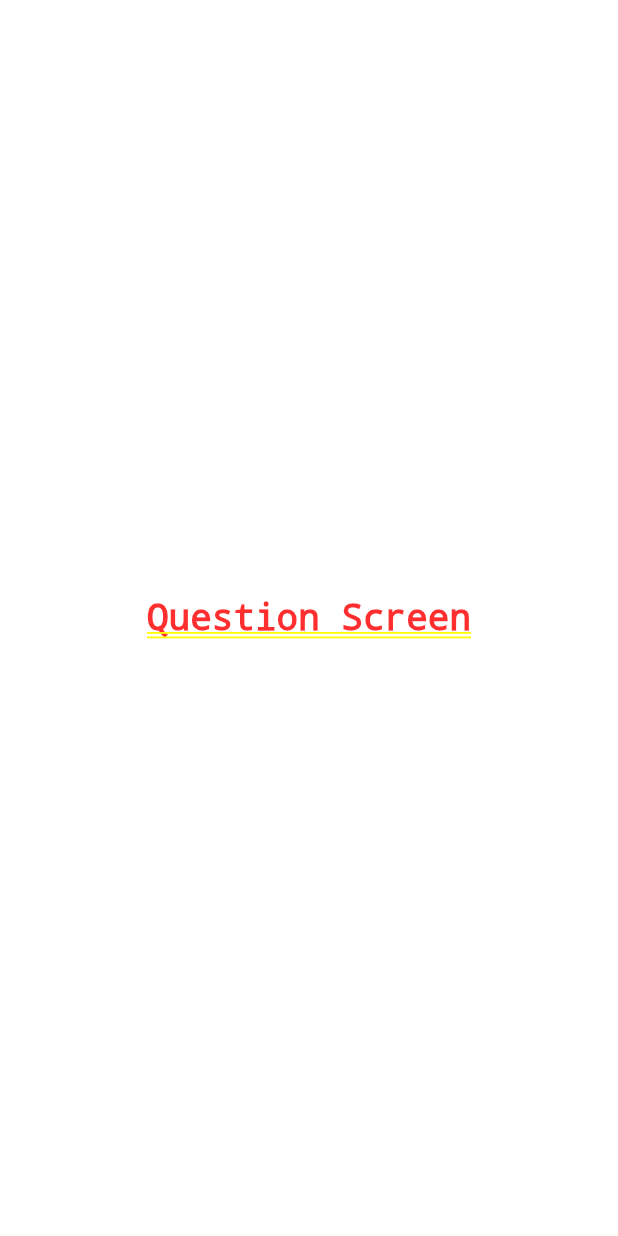
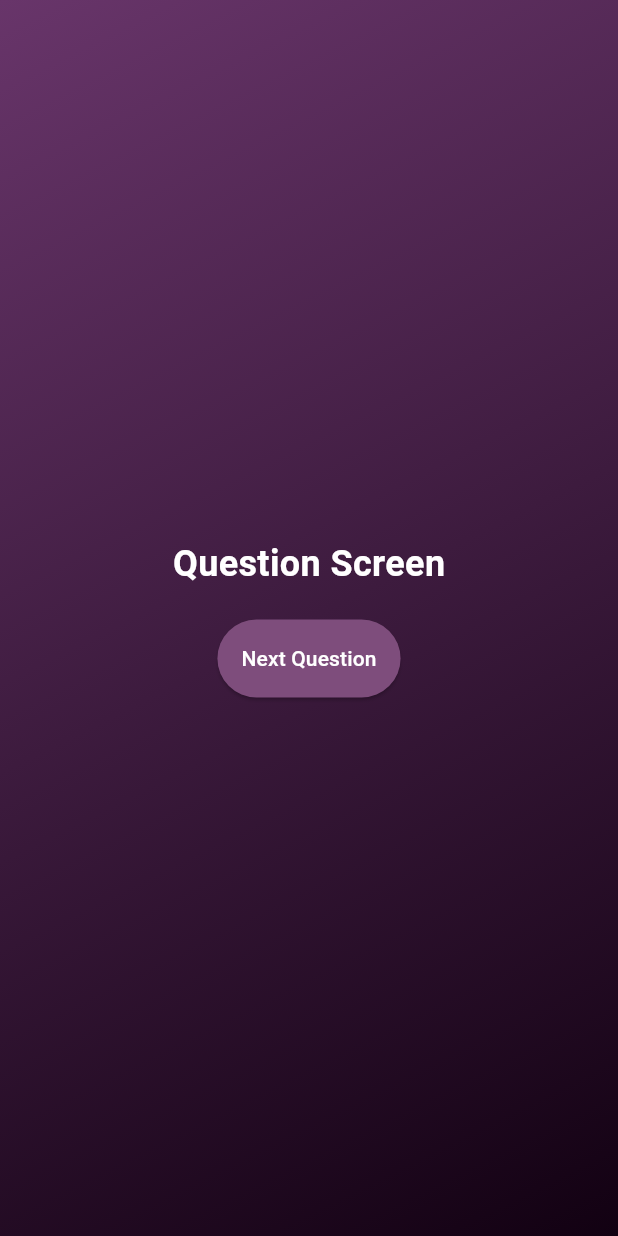
Before and after one commit to sunny001bansal/flutter_quiz_app, a Flutter app: the screen it shows after launch, after a tap on "Get Started", on a phone screen of 412 x 824 dp. Run offline on Flutter 3.47's test engine with Material 3 defaults, Android fonts, the phone set to English and light mode, and no system bars.

Commit message:
Added dummy questions and updated UI for Question screen

```diff
--- /dev/null
+++ b/lib/models/quiz_question.dart
@@ -0,0 +1,6 @@
+class QuizQuestion {
+  final String question;
+  final List<String> options;
+
+  const QuizQuestion(this.question, this.options);
+}
--- a/lib/quiz_app.dart
+++ b/lib/quiz_app.dart
@@ -9,21 +9,20 @@ class QuizApp extends StatefulWidget{
   State<QuizApp> createState() => QuizAppState();
 }
 
-
 class QuizAppState extends State<QuizApp> {
 
   late Widget activeScreen = StartScreen(switchScreen);
 
   void switchScreen() {
     setState(() {
-      activeScreen = const QuestionScreen();
+      activeScreen = QuestionScreen(switchScreen);
     });
   }
 
   @override
   Widget build(BuildContext context) {
     return MaterialApp(
-      title: 'Flutter Demo',
+      title: 'Quiz App',
       theme: ThemeData(
         colorScheme: ColorScheme.fromSeed(
             seedColor: Color.fromARGB(255, 57, 19, 58)),
--- a/lib/screens/question_screen.dart
+++ b/lib/screens/question_screen.dart
@@ -1,7 +1,11 @@
 import 'package:flutter/material.dart';
 
+import '../background/gradient_background.dart';
+
 class QuestionScreen extends StatefulWidget {
-  const QuestionScreen({super.key});
+  const QuestionScreen(this.startQuiz, {super.key});
+
+  final void Function() startQuiz;
 
   @override
   State<QuestionScreen> createState() => QuestionScreenState();
@@ -10,11 +14,46 @@ class QuestionScreen extends StatefulWidget {
 class QuestionScreenState extends State<QuestionScreen> {
   @override
   Widget build(BuildContext context) {
-    return Center(
-      child: Text(
-        'Question Screen',
-        style: TextStyle(fontSize: 24, fontWeight: FontWeight.bold),
+    return Scaffold(
+      body: Center(
+        child: GradientBackground(
+          child: QuestionScreenContent(widget.startQuiz),
+        ),
       ),
     );
   }
 }
+
+class QuestionScreenContent extends StatelessWidget {
+  const QuestionScreenContent(this.startQuiz, {super.key});
+
+  final void Function() startQuiz;
+
+  @override
+  Widget build(BuildContext context) {
+    return Column(
+      mainAxisAlignment: MainAxisAlignment.center,
+      children: [
+        Text(
+          'Question Screen',
+          style: TextStyle(
+            fontSize: 24,
+            fontWeight: FontWeight.bold,
+            color: Theme.of(context).colorScheme.onPrimary,
+          ),
+        ),
+        const SizedBox(height: 20),
+        ElevatedButton(
+          onPressed: () {
+            startQuiz();
+          },
+          style: ElevatedButton.styleFrom(
+              backgroundColor: Theme.of(context).colorScheme.primary,
+              foregroundColor: Theme.of(context).colorScheme.onPrimary,
+              padding: EdgeInsets.all(16)),
+          child: const Text('Next Question'),
+        ),
+      ],
+    );
+  }
+}
```
Also changed, not shown: lib/data/questions.dart (added, +20 -0 lines).
